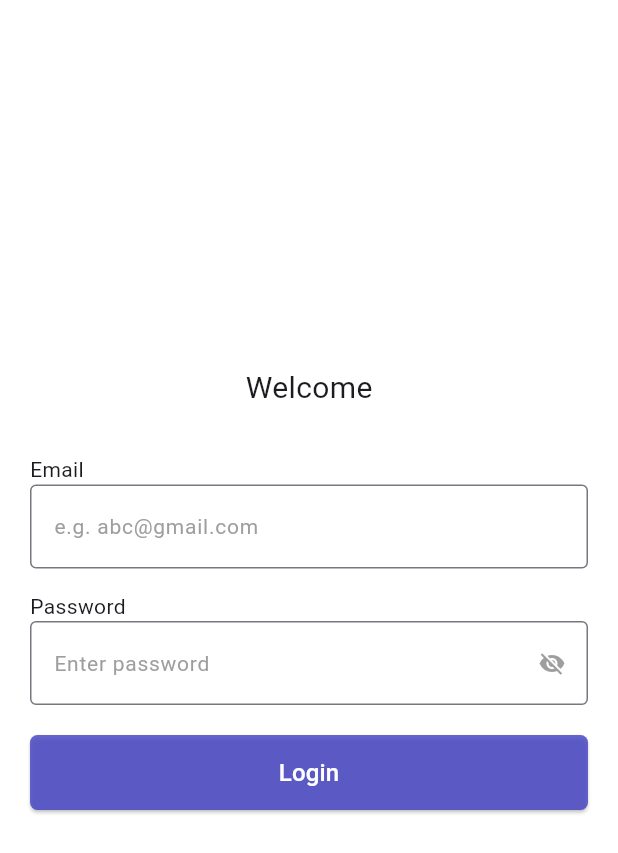
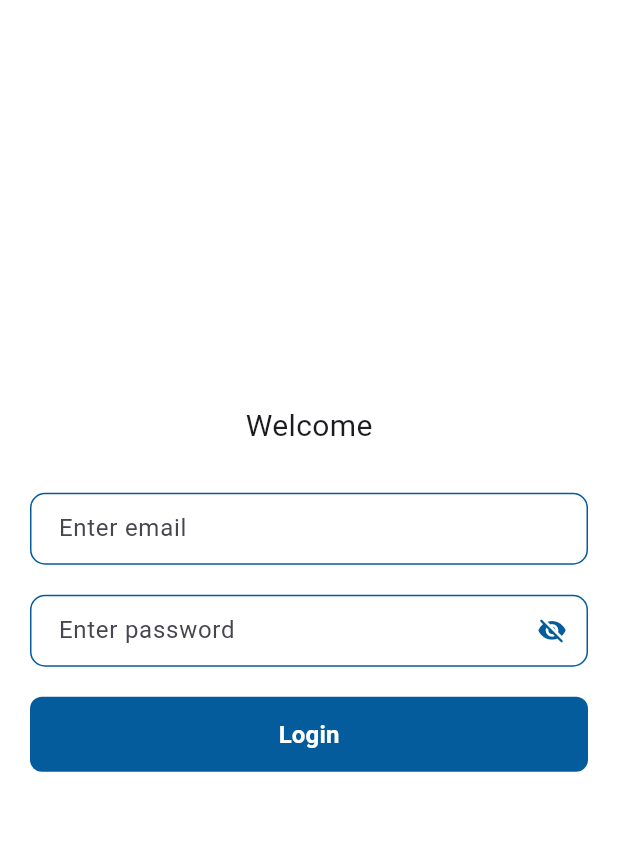
Before and after one commit to Vyzion-Innovation/Inventory-Flutter-MobileApp, a Flutter app: the screen it shows after launch, on a phone screen of 412 x 824 dp. Shown: the top 853 px of the screen. Run offline on Flutter 3.47's test engine with Material 3 defaults, Android fonts, the light colour scheme and no system bars; our stand-ins replace get, progress_dialog_null_safe.

Commit message:
login screen code structure

```diff
--- a/lib/Constant/appStrings.dart
+++ b/lib/Constant/appStrings.dart
@@ -1,40 +1,22 @@
-const back = "Back";
+class Strings {
+  static const welcome = "Welcome";
+  static const back = "Back";
+  static const login = "Login";
+   static const labelEmail = "Enter email";
+  static const lablePassword = "Enter password";
+   static const emailHint = "e.g. abc@gmail.com";
+  static const strErrorEmptyPhone = "Enter email";
+  static const strInvalidPhone = 'Enter a valid email address';
+  static const passwordHint = "Password";
+   static const strInvalidPassword = 'Password must be at least 8 characters';
+  static const passwordRequired = "Password is required";
+  static const nameRequired = "Name is required";
+  static const nameHint = "Name";
 
-const login = "Login";
-const strErrorEmptyPhone = "Enter phone number";
-const strInvalidPhone = 'Enter valid phone number';
-const passwordHint = "Password";
-const passwordRequired = "Password is required";
-const nameRequired = "Name is required";
-const nameHint = "Name";
-const salaryHint = "Daily Wages/Income";
-const add = "Add";
-const update = "Update";
-const yes = "Yes";
-const no = "No";
-const deletePopText = "Are you sure you want to delete?";
-const submit = "Submit";
-const payout = "Payout";
-const increSalary = "Incremented Salary";
-const previousSalary = "Previous Salary";
-const noOfDays = "Number of days";
-const paymentDate = "Payment Date";
-const save = "Save";
-const startDate = "Start Date";
-const endDate = "End Date";
-const payoutDate = "Payout Month";
-const oldpasswordHint = "Old Password";
-const newpasswordHint = "New Password";
-const confirmpasswordHint = "Confirm New Password";
-const newpasswordRequired = " New Password is required";
+  static const oldpasswordHint = "Old Password";
+  static const newpasswordHint = "New Password";
+  static const confirmpasswordHint = "Confirm New Password";
+  static const newpasswordRequired = "New Password is required";
+  static const transId = "Transaction ID";
 
-const transId = "Transaction ID";
-const totalSalary = "Total Salary";
-const setNotiTime = "SET NOTIFICATION TIME";
-const logoutPop = "Are you sure you want to Log out?";
-const userNotFound = "Create the employees to mark the attendance.";
-const emplyeeSucess = "Employee has been created successfully.";
-const markAttendance = "Are you sure you want to mark the attendance?";
-const notificationAlert = "Notification time has been updated.";
-const advancePayment = "Advance payment";
-const overTimeHours = "Total Overtime Hours";
+}
--- a/lib/Login/Controller/login_controller.dart
+++ b/lib/Login/Controller/login_controller.dart
@@ -15,7 +15,7 @@ class LoginController extends GetxController {
   void login() {
     if (formKey.currentState!.validate()) {
       // Navigate to Dashboard
-      // Get.to(() => HomePage());
+      Get.to(() => HomePage());
     }
   }
 }
--- a/lib/Login/View/login_screen.dart
+++ b/lib/Login/View/login_screen.dart
@@ -1,6 +1,12 @@
 import 'package:flutter/material.dart';
 import 'package:get/get.dart';
+import 'package:inventoryappflutter/Constant/appStrings.dart';
+import 'package:inventoryappflutter/Constant/app_colors.dart';
+import 'package:inventoryappflutter/Extension/Validator.dart';
 import 'package:inventoryappflutter/Login/Controller/login_controller.dart';
+import 'package:inventoryappflutter/Extension/constants.dart';
+import 'package:inventoryappflutter/common/common_text_button.dart';
+import 'package:inventoryappflutter/common/customTextField.dart';
 
 class LoginScreenPage extends StatelessWidget {
   final LoginController loginController = Get.put(LoginController());
@@ -11,109 +17,84 @@ class LoginScreenPage extends StatelessWidget {
       backgroundColor: Colors.white,
       body: Center(
         child: SingleChildScrollView(
-          child: Column(
-            mainAxisAlignment: MainAxisAlignment.center, // Center vertically
-            children: [
-              Padding(
+          child: Padding(
             padding: const EdgeInsets.all(20.0),
             child: Form(
               key: loginController.formKey, // Assign the form key
               child: Column(
-                    mainAxisSize: MainAxisSize.min, // Adjust to content size
-                    crossAxisAlignment:
-                        CrossAxisAlignment.stretch, // Stretch children
+                mainAxisSize: MainAxisSize.min,
+                crossAxisAlignment: CrossAxisAlignment.stretch,
                 children: <Widget>[
                   const Center(
                     child: Text(
-                          'Welcome',
+                    Strings.welcome,
                       style: TextStyle(fontSize: 20),
                     ),
                   ),
                   const SizedBox(height: 30),
-                      const Text(
-                        'Email',
-                        style: TextStyle(fontSize: 14),
-                      ),
-                      TextFormField(
+
+                  // Email Field
+                  CustomTextField(
+                    labelText: Strings.labelEmail,
+                    hintText: Strings.labelEmail,
                     controller: loginController.usernameController,
-                        decoration: const InputDecoration(
-                          border: OutlineInputBorder(),
-                          hintText: 'e.g. abc@gmail.com',
-                          hintStyle: TextStyle(
-                            color: Colors.grey,
-                            fontSize: 14,
-                            fontWeight: FontWeight.normal,
-                          ),
-                        ),
+                    input: TextInputType.emailAddress,
+                    borderSide: const BorderSide(color:AppColors.primaryColor, width: 1.0),
                     validator: (value) {
-                          if (value == null || value.isEmpty) {
-                            return 'Please enter a valid email';
-                          }
-                          String pattern =
-                              r'^[a-zA-Z0-9._%+-]+@[a-zA-Z0-9.-]+\.[a-zA-Z]{2,}$';
-                          if (!RegExp(pattern).hasMatch(value)) {
-                            return 'Please enter a valid email address';
-                          }
-                          return null;
+                      return Validator.validateFormField(
+                        value ?? '',
+                        Strings.strErrorEmptyPhone,
+                        Strings.strInvalidPhone,
+                        Constants.EMAIL_VALIDATION,
+                      );
                     },
                   ),
-                      const SizedBox(height: 15),
-                      const Text(
-                        'Password',
-                        style: TextStyle(fontSize: 14),
-                      ),
-                      Obx(() => TextFormField(
+
+                  const SizedBox(height: 20),
+
+                  // Password Field
+                  Obx(
+                    () => CustomTextField(
+                      labelText: Strings.lablePassword,
+                      hintText: Strings.lablePassword,
+                      obscureText: !loginController.passwordVisible.value,
                       controller: loginController.passwordController,
-                            obscureText:
-                                !loginController.passwordVisible.value,
-                            decoration: InputDecoration(
-                              border: const OutlineInputBorder(),
-                              hintText: 'Enter password',
-                              hintStyle: const TextStyle(
-                                color: Colors.grey,
-                                fontSize: 14,
-                                fontWeight: FontWeight.normal,
-                              ),
-                              suffixIcon: IconButton(
+                      suffixVisibility: true,
+                      borderSide: const BorderSide(color:AppColors.primaryColor, width: 1.0),
+                      suffix: IconButton(
                         icon: Icon(
                           loginController.passwordVisible.value
                               ? Icons.visibility
                               : Icons.visibility_off,
                           color: Colors.grey,
-                                  size: 18,
                         ),
-                                onPressed: loginController
-                                    .togglePasswordVisibility,
+                        onPressed: loginController.togglePasswordVisibility,
+                      ),
+                      validator: (value) {
+                        return Validator.validateFormField(
+                          value ?? '',
+                         Strings.passwordRequired,
+                         Strings.strInvalidPassword,
+                          Constants.PASSWORD_VALIDATION,
+                        );
+                      },
                     ),
                   ),
-                            validator: (value) {
-                              if (value == null || value.isEmpty) {
-                                return 'Please enter your password';
-                              }
-                              return null;
-                            },
-                          )),
+
                   const SizedBox(height: 20),
 
+                  // Login Button
                   SizedBox(
                     height: 50,
-                          child: ElevatedButton(
-                            style: ElevatedButton.styleFrom(
-                              backgroundColor:
-                                  const Color.fromARGB(212, 72, 70, 197),
-                              shape: RoundedRectangleBorder(
-                                borderRadius: BorderRadius.circular(5.0),
+                    child: CustomTextButton(
+                    text: Strings.login,
+                    onPressed: loginController.login,
+                    backgroundColor: AppColors.primaryColor,
+                    textColor: Colors.white,
+                    fontSize: 16.0,
+                    padding: const EdgeInsets.symmetric(vertical: 12.0, horizontal: 0.0),
                   ),
-                            ),
-                            child: const Text(
-                              'Login',
-                              style: TextStyle(
-                                color: Colors.white,
-                                fontSize: 16,
-                              ),
-                            ),
-                            onPressed: loginController.login,
-                          ),
+
                   ),
 
                   const SizedBox(height: 40),
@@ -121,8 +102,6 @@ class LoginScreenPage extends StatelessWidget {
               ),
             ),
           ),
-            ],
-          ),
         ),
       ),
     );
--- a/lib/common/customTextField.dart
+++ b/lib/common/customTextField.dart
@@ -96,7 +96,7 @@ class _CustomTextFiledState extends State<CustomTextField> {
               validator: widget.validator,
               maxLength: widget.maxLength,
               // textAlignVertical: TextAlignVertical.top,
-              maxLines: widget.MaxLine,
+              maxLines: widget.obscureText ? 1 : widget.MaxLine,
               textInputAction: widget.inputAction,
               onTap: widget.onTap,
               controller: widget.controller,
@@ -105,7 +105,7 @@ class _CustomTextFiledState extends State<CustomTextField> {
               obscuringCharacter: '*',
               autovalidateMode: AutovalidateMode.onUserInteraction,
               style: const TextStyle(
-                  color: Colors.black, fontSize: 15, fontFamily: "poppoins"),
+                  color: AppColors.secondaryColor, fontSize: 15, fontFamily: "poppoins"),
               decoration: InputDecoration(
                   prefixIcon: widget.prefftext,
                   counterText: '',
@@ -130,7 +130,7 @@ class _CustomTextFiledState extends State<CustomTextField> {
                   floatingLabelStyle:
                       const TextStyle(color: AppColors.primaryColor),
                   hintStyle:
-                      const TextStyle(color: Color(0xffC7C7CC), fontSize: 14),
+                      const TextStyle(color: AppColors.secondaryColor, fontSize: 14),
                   border: OutlineInputBorder(
                       borderRadius: const BorderRadius.all(Radius.circular(10)),
                       borderSide: widget.borderSide!),
```
Also changed, not shown: lib/controllers/logoutcontroller.dart (deleted, +0 -15 lines), lib/homescreen.dart (+61 -61 lines), lib/common/common_elevated_button.dart (deleted), lib/common/common_text.dart (deleted). Lines whose indentation alone changed are shown as unchanged.
